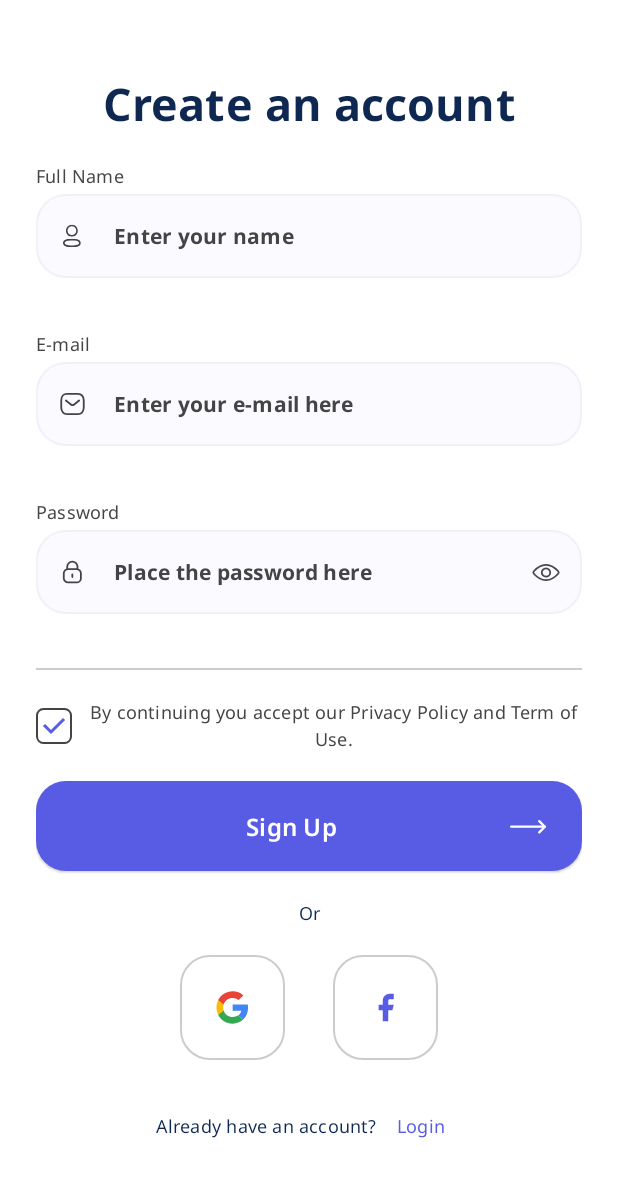
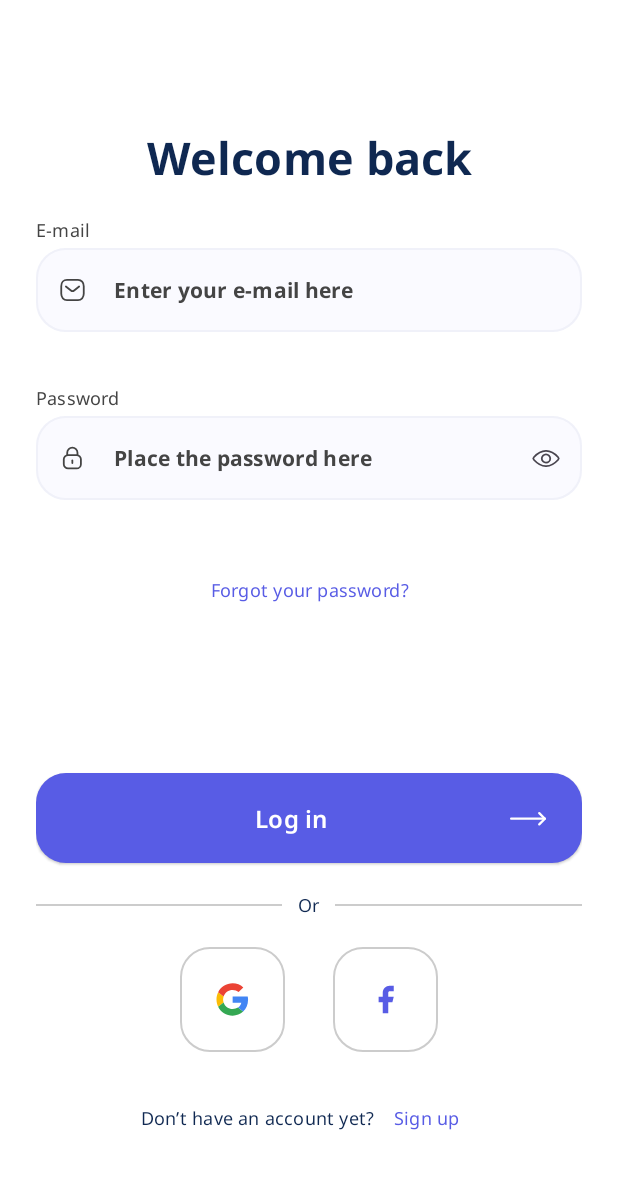
Before and after one commit to MrCo0oder/Well-Me, an Android app built with Jetpack Compose: the LOGIN_SCREEN screen opened through its navigation route, on a phone screen of 412 x 824 dp. Shown: the top 1177 px of the screen. Run offline under Robolectric (Android 15) with nearby library versions, the phone set to English and light mode, and no system bars.

Commit message:
Finish login ui & sign up screen validation

```diff
--- a/app/src/main/java/com/codebook/wellme/AppNavigationGraph.kt
+++ b/app/src/main/java/com/codebook/wellme/AppNavigationGraph.kt
@@ -1,21 +1,13 @@
 package com.codebook.wellme
 
-import android.app.Activity
-import android.os.Build
-import androidx.compose.foundation.isSystemInDarkTheme
 import androidx.compose.runtime.Composable
-import androidx.compose.runtime.SideEffect
-import androidx.compose.ui.graphics.Color
-import androidx.compose.ui.graphics.Color.Companion.Red
-import androidx.compose.ui.graphics.toArgb
-import androidx.compose.ui.platform.LocalView
-import androidx.core.view.WindowCompat
 import androidx.navigation.compose.NavHost
 import androidx.navigation.compose.composable
 import androidx.navigation.compose.rememberNavController
+import com.codebook.wellme.ui.screens.login.LoginScreen
 import com.codebook.wellme.ui.screens.OnboardingScreen
 import com.codebook.wellme.ui.screens.WelcomeScreen
-import com.codebook.wellme.ui.screens.login.LoginScreen
+import com.codebook.wellme.ui.screens.signup.SignUpScreen
 import com.codebook.wellme.utils.Screen
 
 @Composable
@@ -31,6 +23,9 @@ fun AppNavigationGraph() {
         }
         composable(Screen.OnBoardingScreen.destination) {
             OnboardingScreen(navController)
+        }
+        composable(Screen.SignUpScreen.destination) {
+            SignUpScreen(navController)
         }
         composable(Screen.LoginScreen.destination) {
             LoginScreen(navController)
--- a/app/src/main/java/com/codebook/wellme/ui/Components.kt
+++ b/app/src/main/java/com/codebook/wellme/ui/Components.kt
@@ -4,6 +4,7 @@ import androidx.compose.foundation.BorderStroke
 import androidx.compose.foundation.ExperimentalFoundationApi
 import androidx.compose.foundation.Image
 import androidx.compose.foundation.background
+import androidx.compose.foundation.border
 import androidx.compose.foundation.layout.Arrangement
 import androidx.compose.foundation.layout.Box
 import androidx.compose.foundation.layout.Column
@@ -24,10 +25,10 @@ import androidx.compose.foundation.shape.CircleShape
 import androidx.compose.foundation.shape.RoundedCornerShape
 import androidx.compose.foundation.text.KeyboardActions
 import androidx.compose.foundation.text.KeyboardOptions
-import androidx.compose.material.icons.Icons
-import androidx.compose.material.icons.filled.Info
 import androidx.compose.material3.Button
 import androidx.compose.material3.ButtonDefaults
+import androidx.compose.material3.Checkbox
+import androidx.compose.material3.CheckboxDefaults
 import androidx.compose.material3.ElevatedButton
 import androidx.compose.material3.ExperimentalMaterial3Api
 import androidx.compose.material3.Icon
@@ -36,8 +37,10 @@ import androidx.compose.material3.MaterialTheme
 import androidx.compose.material3.OutlinedButton
 import androidx.compose.material3.OutlinedTextField
 import androidx.compose.material3.Text
+import androidx.compose.material3.TextButton
 import androidx.compose.material3.TextFieldDefaults
 import androidx.compose.runtime.Composable
+import androidx.compose.runtime.MutableState
 import androidx.compose.runtime.getValue
 import androidx.compose.runtime.mutableStateOf
 import androidx.compose.runtime.remember
@@ -48,6 +51,7 @@ import androidx.compose.ui.Modifier
 import androidx.compose.ui.draw.clip
 import androidx.compose.ui.focus.FocusDirection
 import androidx.compose.ui.graphics.Color
+import androidx.compose.ui.graphics.Color.Companion.White
 import androidx.compose.ui.layout.ContentScale
 import androidx.compose.ui.platform.LocalFocusManager
 import androidx.compose.ui.res.painterResource
@@ -59,21 +63,31 @@ import androidx.compose.ui.text.style.TextAlign
 import androidx.compose.ui.tooling.preview.Preview
 import androidx.compose.ui.unit.dp
 import com.codebook.wellme.R
+import com.codebook.wellme.ui.theme.Alert
 import com.codebook.wellme.ui.theme.ColdGrey
 import com.codebook.wellme.ui.theme.DeepBlue
+import com.codebook.wellme.ui.theme.DustGrey
 import com.codebook.wellme.ui.theme.LilacPetals
 import com.codebook.wellme.ui.theme.LilacPetalsDark
 import com.codebook.wellme.ui.theme.PurplePlum
-import com.codebook.wellme.ui.theme.VioletLight
+import com.codebook.wellme.ui.theme.Violet
 import kotlinx.coroutines.launch
 
 @Composable
-fun RectanglePrimaryButton(modifier: Modifier = Modifier, label: String, onClick: () -> Unit) {
+fun RectanglePrimaryButton(
+    modifier: Modifier = Modifier,
+    label: String,
+    isEnabled: Boolean = true,
+    onClick: () -> Unit
+) {
     ElevatedButton(
         onClick = { onClick() },
         shape = RoundedCornerShape(20.dp),
-        colors = ButtonDefaults.buttonColors(containerColor = PurplePlum),
-        modifier = modifier.fillMaxWidth()
+        colors = ButtonDefaults.buttonColors(
+            containerColor = PurplePlum,
+            disabledContainerColor = DustGrey
+        ),
+        modifier = modifier.fillMaxWidth(), enabled = isEnabled
     ) {
         Row(
             modifier = Modifier
@@ -103,12 +117,17 @@ private fun ButtonText1(label: String, modifier: Modifier = Modifier) {
 }
 
 @Composable
-fun SubHeadingText(text: String, color: Color = ColdGrey, textAlign: TextAlign = TextAlign.Center) {
+fun SubHeadingText(
+    text: String,
+    color: Color = ColdGrey,
+    textAlign: TextAlign = TextAlign.Center,
+    modifier: Modifier = Modifier
+) {
     Text(
         text = text,
         style = MaterialTheme.typography.bodySmall.copy(color = color),
         textAlign = textAlign,
-        modifier = Modifier,
+        modifier = modifier,
     )
 }
 
@@ -172,7 +191,7 @@ fun HorizontalPagerScreen(modifier: Modifier, navigate: () -> Unit) {
         }
         SquareButton {
             scope.launch {
-                if (pagerState.canScrollForward) {
+                if (pagerState.currentPage != 2) {
                     pagerState.animateScrollToPage(pagerState.currentPage + 1)
                 } else navigate()
             }
@@ -237,8 +256,7 @@ fun Indicator(pagerState: PagerState) {
         horizontalArrangement = Arrangement.Center
     ) {
         repeat(pagerState.pageCount) { iteration ->
-            val color =
-                if (pagerState.currentPage == iteration) Color(0xFFFFFFFF) else PurplePlum
+            val color = if (pagerState.currentPage == iteration) PurplePlum else White
             Box(
                 modifier = Modifier
                     .padding(4.dp)
@@ -302,27 +320,24 @@ fun TextInputWithLabel(
             Modifier.fillMaxWidth(), maxLines = 1, isError = !error.isNullOrEmpty(),
             colors = TextFieldDefaults.textFieldColors(
                 containerColor = LilacPetals,
-                focusedIndicatorColor = VioletLight,
-                unfocusedIndicatorColor = LilacPetalsDark
+                focusedIndicatorColor = Violet,
+                unfocusedIndicatorColor = LilacPetalsDark,
+                errorIndicatorColor = Alert,
+                errorCursorColor = Alert,
+                errorTrailingIconColor = Alert,
+                errorSupportingTextColor = Alert
             ),
             placeholder = {
                 Text(
                     text = placeholder,
                     style = MaterialTheme.typography.bodyMedium.copy(labelColor)
                 )
-            }, shape = RoundedCornerShape(20.dp),
+            },
+            shape = RoundedCornerShape(20.dp),
             visualTransformation = if (isPassword && showPassword.value) PasswordVisualTransformation() else VisualTransformation.None,
             supportingText = {
-                if (!error.isNullOrEmpty())
-                    Row(verticalAlignment = Alignment.CenterVertically) {
-                        Icon(
-                            Icons.Default.Info,
-                            contentDescription = null,
-                            modifier = Modifier.size(16.dp)
-                        )
-                        Spacer(modifier = Modifier.width(4.dp))
-                        Text(text = error, color = MaterialTheme.colorScheme.error)
-                    }
+                if (!error?.trim().isNullOrEmpty())
+                    SubHeadingText(text = error.toString(), color = Alert, TextAlign.Start)
             },
             textStyle = MaterialTheme.typography.bodyMedium.copy(labelColor),
             singleLine = true,
@@ -347,11 +362,11 @@ fun TextInputWithLabel(
                 }
             },
             leadingIcon = {
-                    Icon(
-                        painter = painterResource(id = leadingIcon),
-                        contentDescription = null,
-                        tint = labelColor
-                    )
+                Icon(
+                    painter = painterResource(id = leadingIcon),
+                    contentDescription = null,
+                    tint = labelColor
+                )
 
             },
             keyboardOptions = if (isPassword) {
@@ -363,6 +378,49 @@ fun TextInputWithLabel(
                 keyboardOptions,
         )
     }
+}
+
+@Composable
+fun SocialMediaButton(icon: Int, onClick: () -> Unit) {
+    OutlinedButton(
+        onClick = { onClick() }, modifier = Modifier.size(70.dp), border =
+        BorderStroke(1.dp, Color.LightGray), shape = RoundedCornerShape(20.dp)
+    ) {
+        Image(
+            painter = painterResource(id = icon),
+            contentDescription = null, Modifier.size(30.dp)
+        )
+    }
+}
+
+@Composable
+fun ClickableText(label: String, labelColor: Color = PurplePlum, onClick: () -> Unit) {
+    TextButton(onClick = { onClick() }) {
+        SubHeadingText(text = label, color = labelColor)
+    }
+}
+
+@Composable
+fun CustomCheckbox(checkBox: MutableState<Boolean>, interactionSource: (Boolean) -> Unit) {
+    Checkbox(
+        modifier = Modifier
+            .border(
+                BorderStroke(1.dp, Color.DarkGray),
+                RoundedCornerShape(5.dp)
+            )
+            .padding(4.dp)
+            .size(16.dp),
+        checked = checkBox.value,
+        onCheckedChange = {
+            checkBox.value = it
+            interactionSource(it)
+        },
+        colors = CheckboxDefaults.colors(
+            checkmarkColor = PurplePlum,
+            checkedColor = Color.Transparent,
+            uncheckedColor = Color.Transparent
+        )
+    )
 }
 
 @Preview(showBackground = true, showSystemUi = true)
--- a/app/src/main/java/com/codebook/wellme/ui/screens/OnboardingScreen.kt
+++ b/app/src/main/java/com/codebook/wellme/ui/screens/OnboardingScreen.kt
@@ -37,15 +37,13 @@ fun OnboardingScreen(
                 verticalArrangement = Arrangement.SpaceEvenly
             ) {
                 HorizontalPagerScreen(Modifier.weight(1f)) {
-                    navController.navigate(Screen.LoginScreen.destination)
+                    navController.navigate(Screen.SignUpScreen.destination)
                 }
             }
-            OutlinedButtonPurple() { navController.navigate(Screen.LoginScreen.destination) }
+            OutlinedButtonPurple { navController.navigate(Screen.SignUpScreen.destination) }
         }
     }
 }
-
-
 
 
 @Preview(showBackground = true)
--- a/app/src/main/java/com/codebook/wellme/ui/screens/WelcomeScreen.kt
+++ b/app/src/main/java/com/codebook/wellme/ui/screens/WelcomeScreen.kt
@@ -40,7 +40,7 @@ fun WelcomeScreenContent(
         floatingActionButton = {
             RectanglePrimaryButton(Modifier.padding(horizontal = 24.dp), label = "Let’s start") {
                 navController.navigate(Screen.OnBoardingScreen.destination) {
-
+                    popUpTo(Screen.WelcomeScreen.destination) { inclusive = true }
                 }
             }
         },
@@ -60,7 +60,7 @@ fun WelcomeScreenContent(
                 Modifier
                     .size(104.dp), contentScale = ContentScale.FillBounds
             )
-            HeadlineLarge("Welcome to\nOneLook")
+            HeadlineLarge("Welcome to\nWell Me")
             SubHeadingText("Just take a look and take action!")
         }
     }
--- a/app/src/main/java/com/codebook/wellme/ui/screens/login/LoginScreen.kt
+++ b/app/src/main/java/com/codebook/wellme/ui/screens/login/LoginScreen.kt
@@ -1,96 +1,64 @@
-@file:OptIn(ExperimentalMaterial3Api::class)
-
 package com.codebook.wellme.ui.screens.login
 
-import androidx.compose.foundation.BorderStroke
-import androidx.compose.foundation.Image
+import android.annotation.SuppressLint
 import androidx.compose.foundation.background
-import androidx.compose.foundation.border
 import androidx.compose.foundation.layout.Arrangement
 import androidx.compose.foundation.layout.Box
 import androidx.compose.foundation.layout.Column
 import androidx.compose.foundation.layout.Row
 import androidx.compose.foundation.layout.Spacer
 import androidx.compose.foundation.layout.fillMaxSize
-import androidx.compose.foundation.layout.fillMaxWidth
 import androidx.compose.foundation.layout.height
 import androidx.compose.foundation.layout.padding
-import androidx.compose.foundation.layout.size
-import androidx.compose.foundation.layout.width
-import androidx.compose.foundation.layout.wrapContentSize
 import androidx.compose.foundation.rememberScrollState
-import androidx.compose.foundation.shape.RoundedCornerShape
 import androidx.compose.foundation.verticalScroll
-import androidx.compose.material3.Checkbox
-import androidx.compose.material3.CheckboxDefaults
 import androidx.compose.material3.ExperimentalMaterial3Api
-import androidx.compose.material3.OutlinedButton
 import androidx.compose.material3.Scaffold
-import androidx.compose.material3.TextButton
 import androidx.compose.runtime.Composable
-import androidx.compose.runtime.mutableStateOf
-import androidx.compose.runtime.remember
 import androidx.compose.ui.Alignment
 import androidx.compose.ui.Modifier
 import androidx.compose.ui.graphics.Color
-import androidx.compose.ui.graphics.Color.Companion.Black
-import androidx.compose.ui.graphics.Color.Companion.DarkGray
-import androidx.compose.ui.graphics.Color.Companion.LightGray
-import androidx.compose.ui.graphics.Color.Companion.Transparent
-import androidx.compose.ui.graphics.Color.Companion.White
-import androidx.compose.ui.res.painterResource
+import androidx.compose.ui.tooling.preview.Preview
 import androidx.compose.ui.unit.dp
 import androidx.navigation.NavController
+import androidx.navigation.NavHostController
+import androidx.navigation.compose.rememberNavController
 import com.codebook.wellme.R
+import com.codebook.wellme.ui.ClickableText
 import com.codebook.wellme.ui.HeadlineLarge
 import com.codebook.wellme.ui.RectanglePrimaryButton
+import com.codebook.wellme.ui.SocialMediaButton
 import com.codebook.wellme.ui.SubHeadingText
 import com.codebook.wellme.ui.TextInputWithLabel
 import com.codebook.wellme.ui.theme.DeepBlue
-import com.codebook.wellme.ui.theme.PurplePlum
 import com.codebook.wellme.utils.Screen
 
 @Composable
-fun LoginScreen(navController: NavController) {
+fun LoginScreen(navController: NavHostController) {
     LoginScreenContent(navController)
 }
-
+@SuppressLint("UnusedMaterial3ScaffoldPaddingParameter")
 @OptIn(ExperimentalMaterial3Api::class)
 @Composable
 private fun LoginScreenContent(navController: NavController) {
     Scaffold(
         Modifier
-            .background(White)
-            .padding(horizontal = 24.dp),
+            .background(Color.White)
+            .padding(start = 24.dp, end = 24.dp , top = 30.dp),
         containerColor = Color.White,
-//        floatingActionButton = {
-//            RectanglePrimaryButton(Modifier.padding(horizontal = 24.dp), label = "Sign Up") {
-//                navController.navigate(Screen.OnBoardingScreen.destination)
-//            }
-//        },
-//        floatingActionButtonPosition = FabPosition.Center
-    ) { _ ->
+    ) {
         Column(
             Modifier
-//                .padding(innerPadding)
                 .fillMaxSize()
                 .verticalScroll(rememberScrollState()),
             verticalArrangement = Arrangement.spacedBy(20.dp),
             horizontalAlignment = Alignment.CenterHorizontally
         ) {
-            Spacer(modifier = Modifier.weight(0.005f))
-            HeadlineLarge("Create an account")
-            TextInputWithLabel(
-                label = "Full Name",
-                labelColor = DarkGray,
-                placeholder = "Enter your name",
-                default = "",
-                error = null,
-                leadingIcon = R.drawable.profile
-            ) {}
+            Spacer(modifier = Modifier.weight(0.3f))
+            HeadlineLarge("Welcome back")
             TextInputWithLabel(
                 label = "E-mail",
-                labelColor = DarkGray,
+                labelColor = Color.DarkGray,
                 placeholder = "Enter your e-mail here",
                 default = "",
                 error = null,
@@ -98,85 +66,68 @@ private fun LoginScreenContent(navController: NavController) {
             ) {}
             TextInputWithLabel(
                 label = "Password",
-                labelColor = DarkGray,
+                labelColor = Color.DarkGray,
                 placeholder = "Place the password here",
                 default = "",
                 error = null,
                 isPassword = true,
                 leadingIcon = R.drawable.lock
             ) {}
-            Box(
-                modifier = Modifier
-                    .background(LightGray)
-                    .height(1.dp)
-                    .padding(vertical = 20.dp)
-                    .fillMaxWidth()
-            )
-            val checkBox = remember {
-                mutableStateOf(true)
+            ClickableText(label = "Forgot your password?") {
+
             }
-            Row(Modifier.fillMaxWidth(), verticalAlignment = Alignment.CenterVertically) {
-                Checkbox(
+            Spacer(modifier = Modifier.weight(0.5f))
+            RectanglePrimaryButton(label = "Log in") {
+//                navController.navigate(Screen.OnBoardingScreen.destination)
+            }
+            Row(
+                verticalAlignment = Alignment.CenterVertically,
+                horizontalArrangement = Arrangement.spacedBy(10.dp)
+            ) {
+                Box(
                     modifier = Modifier
-                        .border(
-                            BorderStroke(1.dp, DarkGray),
-                            RoundedCornerShape(5.dp)
-                        )
-                        .padding(4.dp)
-                        .size(16.dp),
-                    checked = checkBox.value,
-                    onCheckedChange = {
-                        checkBox.value = it
-                    },
-                    colors = CheckboxDefaults.colors(
-                        checkmarkColor = PurplePlum,
-                        checkedColor = Transparent,
-                        uncheckedColor = Transparent
-                    )
+                        .background(Color.LightGray)
+                        .height(1.dp)
+                        .weight(1f)
                 )
-                Spacer(modifier = Modifier.width(8.dp))
-                SubHeadingText(
-                    text = "By continuing you accept our Privacy Policy and Term of Use.",
-                    color = DarkGray
+                SubHeadingText(text = "Or", color = DeepBlue)
+                Box(
+                    modifier = Modifier
+                        .background(Color.LightGray)
+                        .height(1.dp)
+                        .weight(1f)
                 )
             }
-            RectanglePrimaryButton(label = "Sign Up") {
-//                navController.navigate(Screen.OnBoardingScreen.destination)
-            }
-            SubHeadingText(text = "Or", color = DeepBlue)
+
             Row(
                 verticalAlignment = Alignment.CenterVertically,
                 horizontalArrangement = Arrangement.spacedBy(32.dp)
             ) {
-                OutlinedButton(
-                    onClick = { /*TODO*/ }, modifier = Modifier.size(70.dp), border =
-                    BorderStroke(1.dp, LightGray), shape = RoundedCornerShape(20.dp)
-                ) {
-                    Image(
-                        painter = painterResource(id = R.drawable.google),
-                        contentDescription = null, Modifier.size(30.dp)
-                    )
+                SocialMediaButton(icon = R.drawable.google) {
+
                 }
-                OutlinedButton(
-                    onClick = { /*TODO*/ }, modifier = Modifier.size(70.dp), border =
-                    BorderStroke(1.dp, LightGray), shape = RoundedCornerShape(20.dp)
-                ) {
-                    Image(
-                        painter = painterResource(id = R.drawable.facebook),
-                        contentDescription = null, Modifier.size(30.dp)
-                    )
+                SocialMediaButton(icon = R.drawable.facebook) {
+
                 }
             }
             Row(
                 verticalAlignment = Alignment.CenterVertically,
             ) {
-                SubHeadingText(text = "Already have an account?", color = DeepBlue)
-                TextButton(onClick = { /*TODO*/ }) {
-                    SubHeadingText(text = "Login", color = PurplePlum)
+                SubHeadingText(text = "Don’t have an account yet?", color = DeepBlue)
+                ClickableText(label = "Sign up") {
+                    navController.navigate(Screen.SignUpScreen.destination){
+                        popUpTo(Screen.LoginScreen.destination) { inclusive = true }
+                    }
                 }
             }
-            Spacer(modifier = Modifier.weight(0.005f))
-
+            Spacer(modifier = Modifier.weight(0.3f))
         }
     }
+
 }
+
+@Preview(showBackground = true, showSystemUi = true)
+@Composable
+private fun PreviewFun() {
+    LoginScreenContent(navController = rememberNavController())
+}
--- a/app/src/main/java/com/codebook/wellme/utils/Routes.kt
+++ b/app/src/main/java/com/codebook/wellme/utils/Routes.kt
@@ -2,11 +2,13 @@ package com.codebook.wellme.utils
 
 import com.codebook.wellme.utils.Routes.LOGIN_SCREEN
 import com.codebook.wellme.utils.Routes.ONBOARDING_SCREEN
+import com.codebook.wellme.utils.Routes.SIGNUP_SCREEN
 import com.codebook.wellme.utils.Routes.WELCOME_SCREEN
 
 private object Routes {
     const val WELCOME_SCREEN = "WELCOME_SCREEN"
     const val ONBOARDING_SCREEN = "ONBOARDING_SCREEN"
+    const val SIGNUP_SCREEN = "SIGNUP_SCREEN"
     const val LOGIN_SCREEN = "LOGIN_SCREEN"
 //    const val BASIC_INFO_SCREEN = "BASIC_INFO_SCREEN"
 //    const val GENDER_SCREEN = "GENDER_SCREEN"
@@ -16,7 +18,9 @@ private object Routes {
 sealed class Screen(val destination: String) {
     object WelcomeScreen : Screen(WELCOME_SCREEN)
     object OnBoardingScreen : Screen(ONBOARDING_SCREEN)
+    object SignUpScreen : Screen(SIGNUP_SCREEN)
     object LoginScreen : Screen(LOGIN_SCREEN)
+
 //    object BasicInfoScreen : Screen(BASIC_INFO_SCREEN)
 //    object GenderScreen : Screen(GENDER_SCREEN)
 //    object HabitsScreen : Screen(HABITS_SCREEN)
```
Also changed, not shown: app/src/main/java/com/codebook/wellme/model/CreateAccountState.kt (added, +7 -0 lines), app/src/main/java/com/codebook/wellme/model/CreateAccountStateUiEvents.kt (added, +7 -0 lines), app/src/main/java/com/codebook/wellme/ui/screens/signup/CreateAccountViewModel.kt (added, +83 -0 lines), app/src/main/java/com/codebook/wellme/ui/screens/signup/SignUpScreen.kt (added, +232 -0 lines), app/src/main/java/com/codebook/wellme/utils/Constants.kt (+1 -8 lines), app/src/main/res/drawable/check.xml (added, +13 -0 lines), app/src/main/res/drawable/no_data.xml (added, +28 -0 lines).
